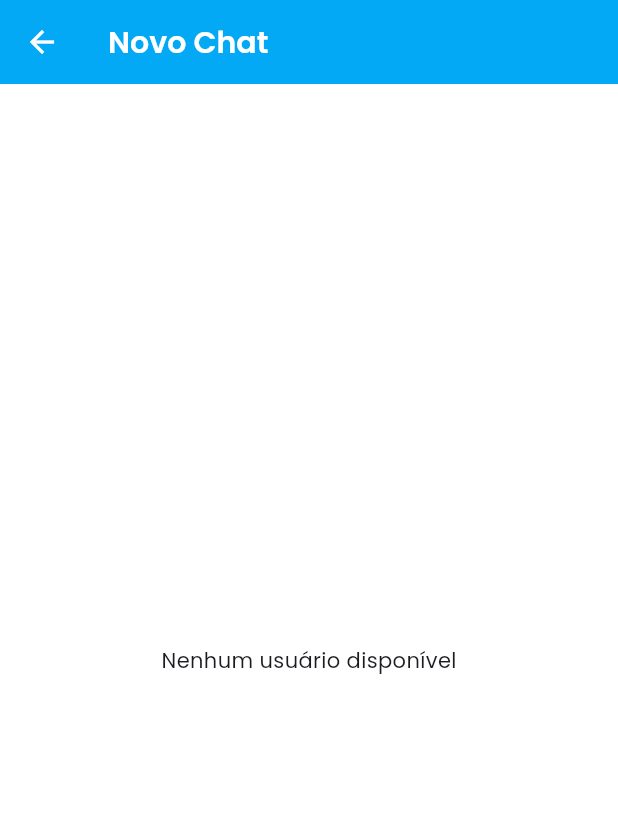
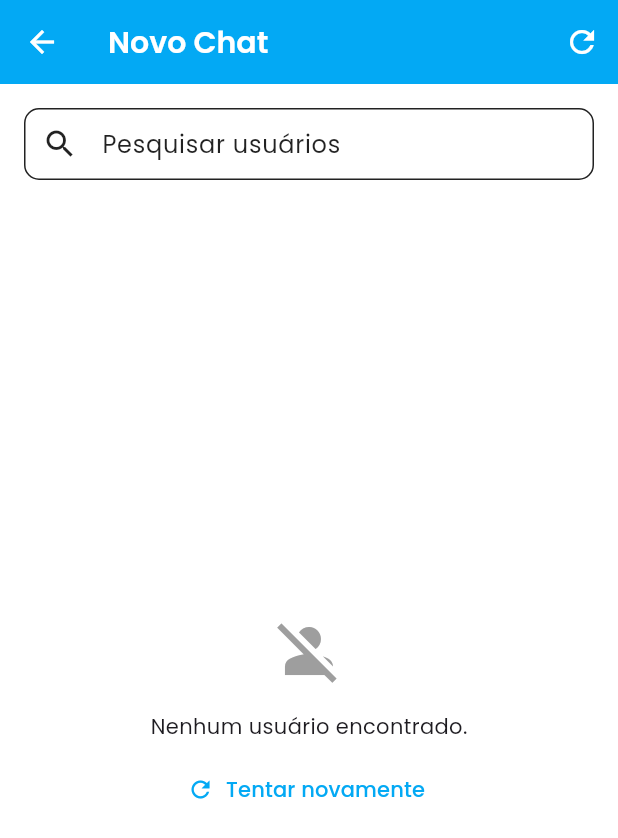
Before and after one commit to Gabreelz/Chat-app, a Flutter app: the NewChatScreen screen opened by its route, on a phone screen of 412 x 824 dp. Shown: the top 838 px of the screen. Run offline on Flutter 3.47's test engine with Material 3 defaults, Android fonts, the light colour scheme and no system bars; our stand-ins replace cached_network_image, fluttertoast, google_fonts, image_picker, supabase_flutter; accounts and stored records are empty.

Commit message:
Tentando resolver erros no perfil e na busca para um novo chat

```diff
--- a/lib/src/models/conversation_list_item.dart
+++ b/lib/src/models/conversation_list_item.dart
@@ -21,9 +21,9 @@ class ConversationListItemModel {
 
   factory ConversationListItemModel.fromMap(Map<String, dynamic> json) {
     return ConversationListItemModel(
-      conversationId: json['conversation_id'],
-      otherUserId: json['other_user_id'],
-      otherUserName: json['other_user_name'],
+      conversationId: json['conversation_id'] as String? ?? '', // CORRIGIDO
+      otherUserId: json['other_user_id'] as String? ?? '', // CORRIGIDO
+      otherUserName: json['other_user_name'] as String? ?? 'Usuário', // CORRIGIDO
       otherUserAvatarUrl: json['other_user_avatar_url'],
       lastMessageText: json['last_message_text'],
       lastMessageTimestamp: json['last_message_timestamp'] != null
--- a/lib/src/provaders/profile_provider.dart
+++ b/lib/src/provaders/profile_provider.dart
@@ -1,3 +1,5 @@
+// lib/src/provaders/profile_provider.dart
+
 import 'dart:io';
 import 'package:chat_app/src/models/UserModel.dart';
 import 'package:chat_app/src/services/profile_service.dart';
@@ -72,6 +74,8 @@ class ProfileProvider extends ChangeNotifier {
 
       // 1. Se uma nova imagem foi escolhida, faça o upload
       if (_pickedImage != null) {
+        // AQUI ESTÁ A CORREÇÃO:
+        // O método chama-se "uploadAvatar", não "uploadFile"
         avatarUrl = await _storageService.uploadAvatar(_pickedImage!, _user!.id);
       }
 
--- a/lib/src/screens/chat/new_chat_page.dart
+++ b/lib/src/screens/chat/new_chat_page.dart
@@ -88,20 +88,22 @@ class _NewChatScreenState extends State<NewChatScreen> {
       appBar: AppBar(
         title: const Text('Novo Chat'),
         elevation: 0,
+        // ✅ ADICIONADO: Botão de Refresh na AppBar
+        actions: [
+          IconButton(
+            icon: const Icon(Icons.refresh),
+            onPressed: () => newChatProvider.loadAllUsers(),
+            tooltip: 'Recarregar usuários',
+          )
+        ],
       ),
       body: Consumer<NewChatProvider>(
         builder: (context, provider, _) {
-          if (provider.isLoading && provider.filteredUsers.isEmpty) {
-            return const Center(child: CircularProgressIndicator());
-          }
-
-          if (provider.allUsers.isEmpty && !provider.isLoading) {
-            return const Center(child: Text('Nenhum usuário disponível'));
-          }
-
+          // ✅ CORREÇÃO: A estrutura principal (Column) é retornada SEMPRE.
+          // O loading ou lista vazia são tratados APENAS na área da lista.
           return Column(
             children: [
-              // Barra de pesquisa
+              // 1. Barra de Pesquisa (Sempre visível)
               Padding(
                 padding: const EdgeInsets.all(16),
                 child: TextField(
@@ -110,6 +112,7 @@ class _NewChatScreenState extends State<NewChatScreen> {
                   decoration: InputDecoration(
                     hintText: 'Pesquisar usuários',
                     prefixIcon: const Icon(Icons.search),
+                    // Botão de limpar busca
                     suffixIcon: searchCtrl.text.isNotEmpty
                         ? IconButton(
                             icon: const Icon(Icons.clear),
@@ -127,23 +130,48 @@ class _NewChatScreenState extends State<NewChatScreen> {
                       vertical: 8,
                     ),
                   ),
-                  onTap: () {
-                    searchCtrl.selection = TextSelection(
-                      baseOffset: 0,
-                      extentOffset: searchCtrl.text.length,
-                    );
-                  },
                 ),
               ),
-              // Lista de usuários
+
+              // 2. Conteúdo da Lista (Variável)
               Expanded(
-                child: provider.filteredUsers.isEmpty &&
-                        provider.searchQuery.isNotEmpty
-                    ? Center(
-                        child: Text(
-                            'Nenhum usuário encontrado para "${provider.searchQuery}"'),
+                child: Builder(
+                  builder: (context) {
+                    // Estado de Loading
+                    if (provider.isLoading) {
+                      return const Center(child: CircularProgressIndicator());
+                    }
+
+                    // Estado de Lista Vazia (Geral)
+                    if (provider.allUsers.isEmpty) {
+                      return Center(
+                        child: Column(
+                          mainAxisAlignment: MainAxisAlignment.center,
+                          children: [
+                            const Icon(Icons.person_off, size: 48, color: Colors.grey),
+                            const SizedBox(height: 16),
+                            const Text('Nenhum usuário encontrado.'),
+                            const SizedBox(height: 8),
+                            // ✅ Botão extra para tentar recarregar no meio da tela
+                            TextButton.icon(
+                                onPressed: () => provider.loadAllUsers(),
+                                icon: const Icon(Icons.refresh),
+                                label: const Text("Tentar novamente")
                             )
-                    : ListView.builder(
+                          ],
+                        ),
+                      );
+                    }
+
+                    // Estado de Busca sem resultados
+                    if (provider.filteredUsers.isEmpty && provider.searchQuery.isNotEmpty) {
+                      return Center(
+                        child: Text('Nenhum usuário encontrado para "${provider.searchQuery}"'),
+                      );
+                    }
+
+                    // Lista de Usuários
+                    return ListView.builder(
                       itemCount: provider.filteredUsers.length,
                       itemBuilder: (context, index) {
                         final user = provider.filteredUsers[index];
@@ -158,6 +186,8 @@ class _NewChatScreenState extends State<NewChatScreen> {
                           onTap: () => _startNewChat(user),
                         );
                       },
+                    );
+                  },
                 ),
               ),
             ],
--- a/lib/src/services/message_service.dart
+++ b/lib/src/services/message_service.dart
@@ -57,8 +57,7 @@ class MessageService {
           .from('messages')
           .select()
           .eq('conversation_id', conversationId)
-          // CORREÇÃO (V2): A sintaxe .is_() está obsoleta. Use .isFilter()
-          .isFilter('deleted_at', null)
+          .isFilter('deleted_at', null) // CORRIGIDO (era .is_())
           .order('created_at', ascending: true);
 
       // A resposta já é uma List<dynamic> que pode ser castada
@@ -139,8 +138,7 @@ class MessageService {
           .update({'is_read': true})
           .eq('conversation_id', conversationId)
           .neq('author_id', userId)
-          // CORREÇÃO (V2): A sintaxe .is_() está obsoleta. Use .isFilter()
-          .isFilter('deleted_at', null);
+          .isFilter('deleted_at', null); // CORRIGIDO (era .is_())
       return true;
     } catch (e) {
       print('Erro ao marcar todas como lidas: $e');
--- a/lib/src/services/realtime_service.dart
+++ b/lib/src/services/realtime_service.dart
@@ -1,5 +1,3 @@
-
-
 import 'package:supabase_flutter/supabase_flutter.dart';
 
 class RealtimeService {
@@ -26,8 +24,8 @@ class RealtimeService {
             column: 'conversation_id',
             value: conversationId,
           ),
-          // CORREÇÃO (V2): O callback agora é um parâmetro nomeado dentro de onPostgresChanges
-          callback: (payload, [ref]) {
+          // CORREÇÃO (V2): O callback agora é um parâmetro nomeado
+          callback: (payload) {
             onMessageReceived(payload);
           },
         )
```
Also changed, not shown: lib/main.dart (+12 -15 lines), lib/src/models/messageModel.dart (+9 -5 lines), lib/src/services/auth_service.dart (+5 -18 lines), 1 other file. Lines whose indentation alone changed are shown as unchanged.
